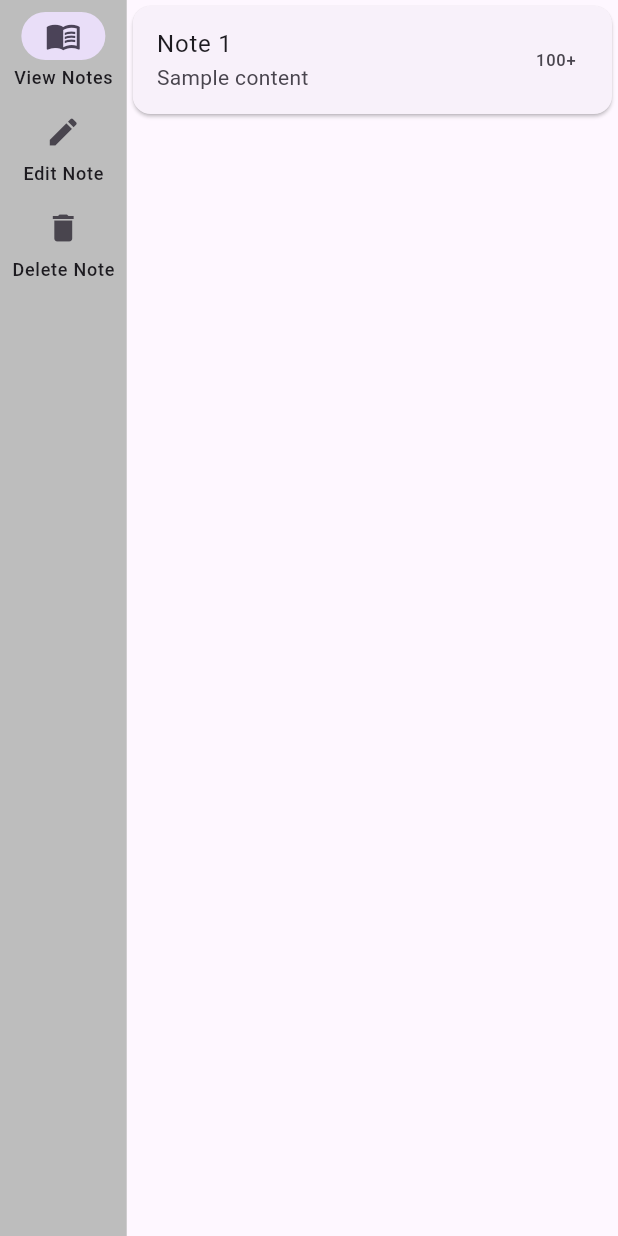
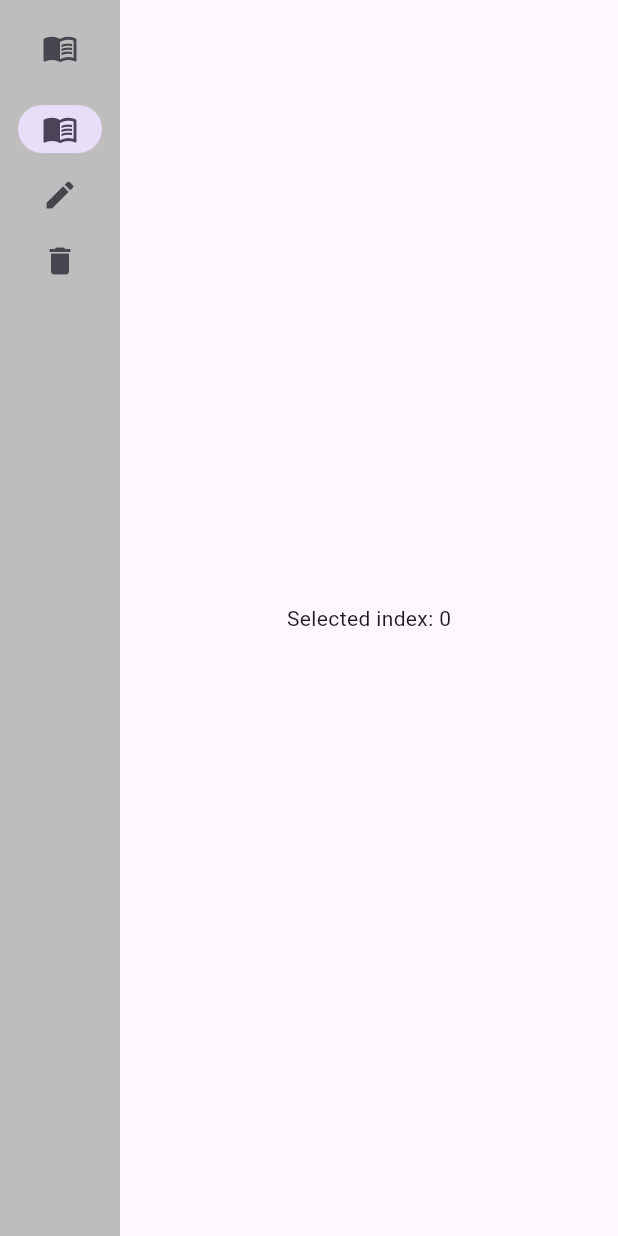
Before and after one commit to tzian19/studen_crud_pet_project, a Flutter app: the screen it shows after launch, on a phone screen of 412 x 824 dp. Run offline on Flutter 3.47's test engine with Material 3 defaults, Android fonts, the phone set to English and light mode, and no system bars; missing offline and left inert: super_tooltip.

Commit message:
Pulished navigation rail

```diff
--- a/lib/add_note_page.dart
+++ /dev/null
@@ -1,17 +0,0 @@
-import 'package:flutter/material.dart';
-
-class ProfilePage extends StatelessWidget {
-  const ProfilePage({super.key});
-
-  @override
-  Widget build(BuildContext context) {
-    return Scaffold(
-      appBar: AppBar(
-        title: const Text('Profile Page'),
-      ),
-      body: const Center(
-        child: Text('This is the profile page.'),
-      ),
-    );
-  }
-}
--- a/lib/features/notes/presentation/pages/notes_home_page.dart
+++ b/lib/features/notes/presentation/pages/notes_home_page.dart
@@ -1,6 +1,5 @@
 import 'package:flutter/material.dart';
 import '../widgets/notes_navigation_rail.dart';
-import '../widgets/note_card.dart';
 
 class NotesHomePage extends StatefulWidget {
   const NotesHomePage({super.key});
@@ -11,6 +10,7 @@ class NotesHomePage extends StatefulWidget {
 
 class _NotesHomePageState extends State<NotesHomePage> {
   int _selectedIndex = 0;
+  bool _isRailExtended = false;
 
   @override
   Widget build(BuildContext context) {
@@ -24,31 +24,20 @@ class _NotesHomePageState extends State<NotesHomePage> {
                 _selectedIndex = index;
               });
             },
+            extended: _isRailExtended,
+            onLeadingTap: () {
+              setState(() {
+                _isRailExtended = !_isRailExtended;
+              });
+            },
           ),
           Expanded(
-            child: _buildContent(),
+            child: Center(
+              child: Text('Selected index: $_selectedIndex'),
+            ),
           ),
         ],
       ),
     );
   }
-
-  Widget _buildContent() {
-    // Switch content based on _selectedIndex
-    switch (_selectedIndex) {
-      case 0:
-        return ListView(
-          children: [
-            NoteCard(title: "Note 1", content: "Sample content", count: 100),
-            // ... more notes
-          ],
-        );
-      case 1:
-        return Center(child: Text("Edit Note Page"));
-      case 2:
-        return Center(child: Text("Delete Note Page"));
-      default:
-        return Container();
-    }
-  }
 }
--- a/lib/features/notes/presentation/widgets/notes_navigation_rail.dart
+++ b/lib/features/notes/presentation/widgets/notes_navigation_rail.dart
@@ -1,22 +1,54 @@
 import 'package:flutter/material.dart';
+import 'package:super_tooltip/super_tooltip.dart';
 
 class NotesNavigationRail extends StatelessWidget {
   final int selectedIndex;
   final ValueChanged<int> onDestinationSelected;
+  final bool extended;
+  final VoidCallback onLeadingTap;
 
   const NotesNavigationRail({
     super.key,
     required this.selectedIndex,
     required this.onDestinationSelected,
+    required this.extended,
+    required this.onLeadingTap,
   });
+
+  Icon leadingLogo(int selectedPage){
+
+    switch (selectedPage) {
+      case 0:
+        return const Icon(Icons.menu_book);
+      case 1:
+        return const Icon(Icons.edit);
+      case 2:
+        return const Icon(Icons.delete);
+      default:
+        return const Icon(Icons.menu);
+    }
+  }
+
 
   @override
   Widget build(BuildContext context) {
     return NavigationRail(
+      extended: extended,
       selectedIndex: selectedIndex,
       onDestinationSelected: onDestinationSelected,
       backgroundColor: Colors.grey[400],
-      labelType: NavigationRailLabelType.all,
+      labelType: NavigationRailLabelType.none,
+
+      leading: Column (
+         crossAxisAlignment: CrossAxisAlignment.center,
+        children: [
+            IconButton(
+            icon: leadingLogo(selectedIndex),
+            tooltip: 'Extend Navigation',
+            onPressed: onLeadingTap,
+          ),
+         ],
+      ),
       destinations: const [
         NavigationRailDestination(
           icon: Icon(Icons.menu_book),
--- a/pubspec.yaml
+++ b/pubspec.yaml
@@ -30,6 +30,8 @@ environment:
 dependencies:
   flutter:
     sdk: flutter
+
+  super_tooltip: ^2.0.0
 
   # The following adds the Cupertino Icons font to your application.
   # Use with the CupertinoIcons class for iOS style icons.
```
Also changed, not shown: pubspec.lock.
